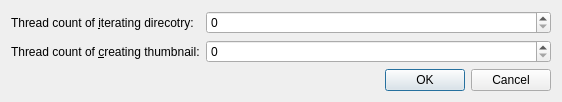
This is src/option.ui in ambiesoft/SceneExplorer as Qt 5 draws it before an edit. The edited form follows.
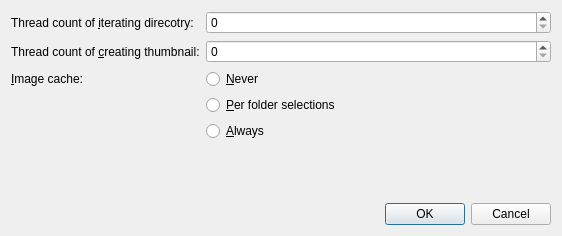
This is the edited form.

Patch:
```diff
--- a/src/option.ui
+++ b/src/option.ui
@@ -7,7 +7,7 @@
     <x>0</x>
     <y>0</y>
     <width>562</width>
-    <height>93</height>
+    <height>236</height>
    </rect>
   </property>
   <property name="windowTitle">
@@ -40,7 +40,17 @@
    <item row="1" column="1">
     <widget class="QSpinBox" name="spinBoxThumb"/>
    </item>
-   <item row="2" column="1">
+   <item row="5" column="0">
+    <widget class="QLabel" name="label">
+     <property name="text">
+      <string>&amp;Image cache:</string>
+     </property>
+     <property name="buddy">
+      <cstring>rbICNever</cstring>
+     </property>
+    </widget>
+   </item>
+   <item row="10" column="1">
     <widget class="QDialogButtonBox" name="buttonBox">
      <property name="orientation">
       <enum>Qt::Horizontal</enum>
@@ -50,6 +60,40 @@
      </property>
     </widget>
    </item>
+   <item row="8" column="1">
+    <spacer name="verticalSpacer">
+     <property name="orientation">
+      <enum>Qt::Vertical</enum>
+     </property>
+     <property name="sizeHint" stdset="0">
+      <size>
+       <width>20</width>
+       <height>40</height>
+      </size>
+     </property>
+    </spacer>
+   </item>
+   <item row="5" column="1">
+    <widget class="QRadioButton" name="rbICNever">
+     <property name="text">
+      <string>&amp;Never</string>
+     </property>
+    </widget>
+   </item>
+   <item row="6" column="1">
+    <widget class="QRadioButton" name="rbICPerfolder">
+     <property name="text">
+      <string>&amp;Per folder selections</string>
+     </property>
+    </widget>
+   </item>
+   <item row="7" column="1">
+    <widget class="QRadioButton" name="rbICAlways">
+     <property name="text">
+      <string>&amp;Always</string>
+     </property>
+    </widget>
+   </item>
   </layout>
  </widget>
  <tabstops>
```
Left out of the diff: 4 changed lines with no effect on the pictures.
